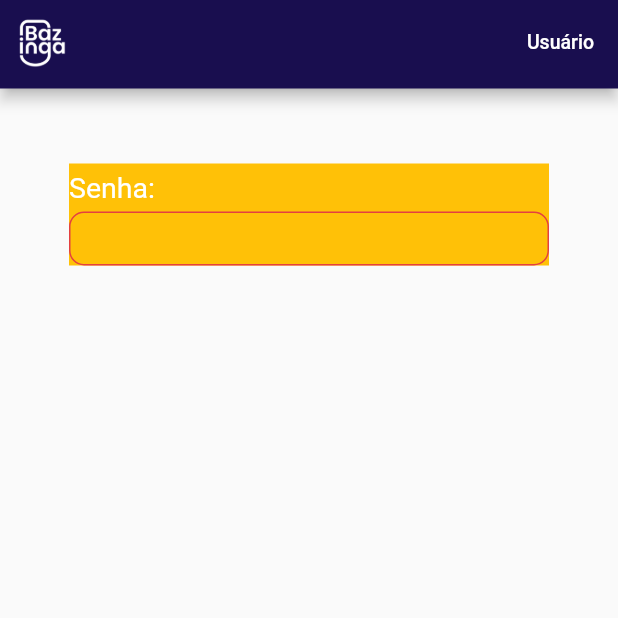
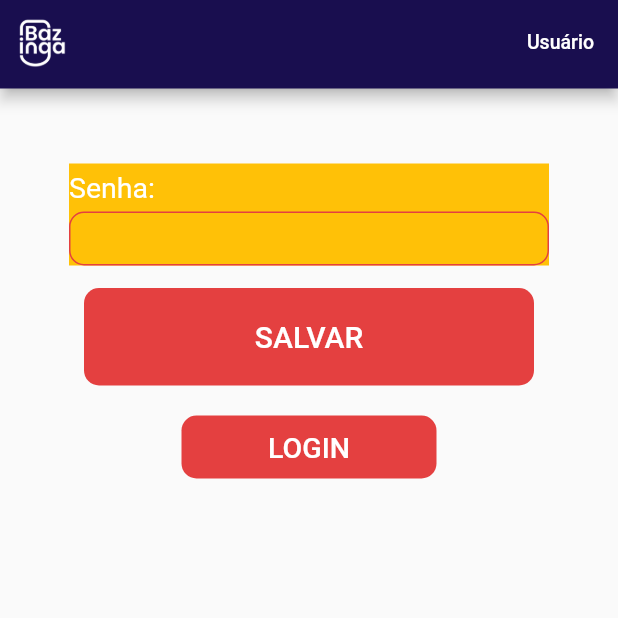
Before and after one commit to DaviNoronhaAlmeida/Bazinga, a Flutter app: the screen it shows after launch, on a phone screen of 412 x 824 dp, the top half of it. Run offline on Flutter 3.47's test engine with Material 2 defaults, Android fonts, the phone set to English and light mode, and no system bars; our stand-ins replace get.

Commit message:
feat: app buttons

```diff
--- a/app/lib/view/screens/login_page.dart
+++ b/app/lib/view/screens/login_page.dart
@@ -1,5 +1,7 @@
 import 'package:app/view/widgets/custom_appbar.dart';
+import 'package:app/view/widgets/custom_big_button.dart';
 import 'package:app/view/widgets/custom_input.dart';
+import 'package:app/view/widgets/custom_small_button.dart';
 import 'package:flutter/material.dart';
 import 'package:get/get.dart';
 import '../styles/app_colors.dart';
@@ -26,6 +28,16 @@ class LoginPage extends StatelessWidget {
                     inputTittle: 'Senha:',
                   ),
                 ),
+                CustomBigButton(
+                  tittleBtn: 'SALVAR',
+                  customMargin: 15,
+                  function: () => print('object'),
+                ),
+                CustomSmallButton(
+                  tittleBtn: 'LOGIN',
+                  customMargin: 20,
+                  function: () => print('object'),
+                )
               ],
             ),
           ),
--- /dev/null
+++ b/app/lib/view/widgets/custom_big_button.dart
@@ -0,0 +1,44 @@
+import 'package:flutter/material.dart';
+import 'package:get/get.dart';
+import '../styles/app_colors.dart';
+
+class CustomBigButton extends StatelessWidget {
+  final String tittleBtn;
+  final double customMargin;
+  final VoidCallback function;
+
+  CustomBigButton(
+      {super.key,
+      required this.tittleBtn,
+      required this.customMargin,
+      required this.function});
+
+  final AppColors _appColors = Get.find();
+
+  @override
+  Widget build(BuildContext context) {
+    return Container(
+      margin: EdgeInsets.only(top: customMargin),
+      width: 300,
+      height: 65,
+      child: TextButton(
+        style: TextButton.styleFrom(
+          backgroundColor: _appColors.redColor,
+          shape: RoundedRectangleBorder(
+            borderRadius: BorderRadius.circular(10),
+          ),
+        ),
+        onPressed: function,
+        child: Center(
+          child: Text(
+            tittleBtn,
+            style: TextStyle(
+              color: _appColors.textBtnColor,
+              fontSize: 20,
+            ),
+          ),
+        ),
+      ),
+    );
+  }
+}
--- /dev/null
+++ b/app/lib/view/widgets/custom_small_button.dart
@@ -0,0 +1,44 @@
+import 'package:flutter/material.dart';
+import 'package:get/get.dart';
+import '../styles/app_colors.dart';
+
+class CustomSmallButton extends StatelessWidget {
+  final String tittleBtn;
+  final double customMargin;
+  final VoidCallback function;
+
+  CustomSmallButton(
+      {super.key,
+      required this.tittleBtn,
+      required this.customMargin,
+      required this.function});
+
+  final AppColors _appColors = Get.find();
+
+  @override
+  Widget build(BuildContext context) {
+    return Container(
+      margin: EdgeInsets.only(top: customMargin),
+      width: 170,
+      height: 42,
+      child: TextButton(
+        style: TextButton.styleFrom(
+          backgroundColor: _appColors.redColor,
+          shape: RoundedRectangleBorder(
+            borderRadius: BorderRadius.circular(10),
+          ),
+        ),
+        onPressed: function,
+        child: Center(
+          child: Text(
+            tittleBtn,
+            style: TextStyle(
+              color: _appColors.textBtnColor,
+              fontSize: 19,
+            ),
+          ),
+        ),
+      ),
+    );
+  }
+}
```
